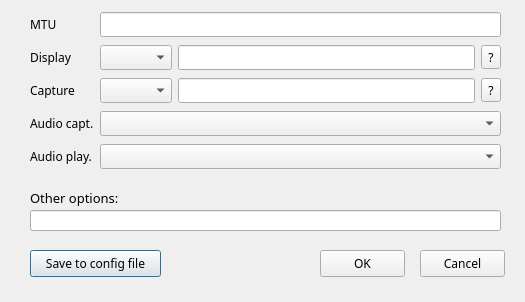
Qt form ultragrid/gui/QT/UltraGrid-Advanced.ui (CESNET/UltraGrid) before a commit.
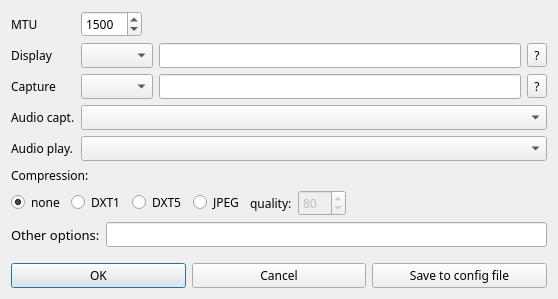
The same form after that commit.

Commit message:
QT GUI - added compression
+ couple of another QT minor (usability) changes

```diff
--- a/ultragrid/gui/QT/UltraGrid-Advanced.ui
+++ b/ultragrid/gui/QT/UltraGrid-Advanced.ui
@@ -6,28 +6,10 @@
    <rect>
     <x>0</x>
     <y>0</y>
-    <width>525</width>
-    <height>302</height>
+    <width>558</width>
+    <height>299</height>
    </rect>
   </property>
-  <property name="sizePolicy">
-   <sizepolicy hsizetype="Fixed" vsizetype="Fixed">
-    <horstretch>0</horstretch>
-    <verstretch>0</verstretch>
-   </sizepolicy>
-  </property>
-  <property name="minimumSize">
-   <size>
-    <width>525</width>
-    <height>302</height>
-   </size>
-  </property>
-  <property name="maximumSize">
-   <size>
-    <width>525</width>
-    <height>302</height>
-   </size>
-  </property>
   <property name="font">
    <font>
     <family>Sans Serif</family>
@@ -36,83 +18,8 @@
   <property name="windowTitle">
    <string>UltraGrid advanced settings</string>
   </property>
-  <widget class="QPushButton" name="pushButton_save">
-   <property name="geometry">
-    <rect>
-     <x>30</x>
-     <y>250</y>
-     <width>131</width>
-     <height>27</height>
-    </rect>
-   </property>
-   <property name="text">
-    <string>Save to config file</string>
-   </property>
-  </widget>
-  <widget class="QPushButton" name="pushButton_ok">
-   <property name="geometry">
-    <rect>
-     <x>320</x>
-     <y>250</y>
-     <width>85</width>
-     <height>27</height>
-    </rect>
-   </property>
-   <property name="text">
-    <string>OK</string>
-   </property>
-  </widget>
-  <widget class="QPushButton" name="pushButton_cancel">
-   <property name="geometry">
-    <rect>
-     <x>420</x>
-     <y>250</y>
-     <width>85</width>
-     <height>27</height>
-    </rect>
-   </property>
-   <property name="text">
-    <string>Cancel</string>
-   </property>
-  </widget>
-  <widget class="QLabel" name="label">
-   <property name="geometry">
-    <rect>
-     <x>30</x>
-     <y>190</y>
-     <width>91</width>
-     <height>16</height>
-    </rect>
-   </property>
-   <property name="font">
-    <font>
-     <family>Sans Serif</family>
-     <pointsize>10</pointsize>
-    </font>
-   </property>
-   <property name="text">
-    <string>Other options:</string>
-   </property>
-  </widget>
-  <widget class="QLineEdit" name="lineEdit_other">
-   <property name="geometry">
-    <rect>
-     <x>30</x>
-     <y>210</y>
-     <width>471</width>
-     <height>21</height>
-    </rect>
-   </property>
-  </widget>
-  <widget class="QWidget" name="gridLayoutWidget">
-   <property name="geometry">
-    <rect>
-     <x>30</x>
-     <y>10</y>
-     <width>471</width>
-     <height>161</height>
-    </rect>
-   </property>
+  <layout class="QVBoxLayout" name="verticalLayout">
+   <item>
    <layout class="QGridLayout" name="gridLayout">
     <property name="leftMargin">
      <number>0</number>
@@ -175,9 +82,6 @@
       </item>
      </layout>
     </item>
-    <item row="0" column="3">
-     <widget class="QLineEdit" name="lineEdit_mtu"/>
-    </item>
     <item row="1" column="3">
      <layout class="QHBoxLayout" name="horizontalLayout">
       <item>
@@ -195,15 +99,190 @@
       </item>
      </layout>
     </item>
-   </layout>
-  </widget>
- </widget>
- <tabstops>
-  <tabstop>lineEdit_other</tabstop>
-  <tabstop>pushButton_save</tabstop>
-  <tabstop>pushButton_ok</tabstop>
-  <tabstop>pushButton_cancel</tabstop>
- </tabstops>
+     <item row="0" column="3">
+      <layout class="QHBoxLayout" name="horizontalLayout_8">
+       <item>
+        <widget class="QSpinBox" name="spin_mtu">
+         <property name="minimum">
+          <number>500</number>
+         </property>
+         <property name="maximum">
+          <number>65536</number>
+         </property>
+         <property name="value">
+          <number>1500</number>
+         </property>
+        </widget>
+       </item>
+       <item>
+        <spacer name="horizontalSpacer_2">
+         <property name="orientation">
+          <enum>Qt::Horizontal</enum>
+         </property>
+         <property name="sizeHint" stdset="0">
+          <size>
+           <width>40</width>
+           <height>20</height>
+          </size>
+         </property>
+        </spacer>
+       </item>
+      </layout>
+     </item>
+    </layout>
+   </item>
+   <item>
+    <layout class="QVBoxLayout" name="verticalLayout_2">
+     <property name="sizeConstraint">
+      <enum>QLayout::SetDefaultConstraint</enum>
+     </property>
+     <item>
+      <widget class="QLabel" name="label_7">
+       <property name="text">
+        <string>Compression:</string>
+       </property>
+      </widget>
+     </item>
+     <item>
+      <layout class="QHBoxLayout" name="horizontalLayout_5">
+       <item>
+        <widget class="QRadioButton" name="compress_none">
+         <property name="enabled">
+          <bool>true</bool>
+         </property>
+         <property name="text">
+          <string>none</string>
+         </property>
+         <property name="checked">
+          <bool>true</bool>
+         </property>
+        </widget>
+       </item>
+       <item>
+        <widget class="QRadioButton" name="compress_DXT1">
+         <property name="text">
+          <string>DXT1</string>
+         </property>
+        </widget>
+       </item>
+       <item>
+        <widget class="QRadioButton" name="compress_DXT5">
+         <property name="text">
+          <string>DXT5</string>
+         </property>
+        </widget>
+       </item>
+       <item>
+        <layout class="QHBoxLayout" name="horizontalLayout_6">
+         <item>
+          <widget class="QRadioButton" name="compress_JPEG">
+           <property name="text">
+            <string>JPEG</string>
+           </property>
+          </widget>
+         </item>
+         <item>
+          <widget class="QLabel" name="label_8">
+           <property name="text">
+            <string>quality:</string>
+           </property>
+          </widget>
+         </item>
+         <item>
+          <widget class="QSpinBox" name="compress_JPEG_quality">
+           <property name="enabled">
+            <bool>false</bool>
+           </property>
+           <property name="minimum">
+            <number>1</number>
+           </property>
+           <property name="maximum">
+            <number>100</number>
+           </property>
+           <property name="value">
+            <number>80</number>
+           </property>
+          </widget>
+         </item>
+        </layout>
+       </item>
+       <item>
+        <spacer name="horizontalSpacer">
+         <property name="orientation">
+          <enum>Qt::Horizontal</enum>
+         </property>
+         <property name="sizeHint" stdset="0">
+          <size>
+           <width>40</width>
+           <height>20</height>
+          </size>
+         </property>
+        </spacer>
+       </item>
+      </layout>
+     </item>
+    </layout>
+   </item>
+   <item>
+    <layout class="QHBoxLayout" name="horizontalLayout_3">
+     <item>
+      <widget class="QLabel" name="label">
+       <property name="font">
+        <font>
+         <family>Sans Serif</family>
+         <pointsize>10</pointsize>
+        </font>
+       </property>
+       <property name="text">
+        <string>Other options:</string>
+       </property>
+      </widget>
+     </item>
+     <item>
+      <widget class="QLineEdit" name="lineEdit_other"/>
+     </item>
+    </layout>
+   </item>
+   <item>
+    <spacer name="verticalSpacer">
+     <property name="orientation">
+      <enum>Qt::Vertical</enum>
+     </property>
+     <property name="sizeHint" stdset="0">
+      <size>
+       <width>20</width>
+       <height>40</height>
+      </size>
+     </property>
+    </spacer>
+   </item>
+   <item>
+    <layout class="QHBoxLayout" name="horizontalLayout_4">
+     <item>
+      <widget class="QPushButton" name="pushButton_ok">
+       <property name="text">
+        <string>OK</string>
+       </property>
+      </widget>
+     </item>
+     <item>
+      <widget class="QPushButton" name="pushButton_cancel">
+       <property name="text">
+        <string>Cancel</string>
+       </property>
+      </widget>
+     </item>
+     <item>
+      <widget class="QPushButton" name="pushButton_save">
+       <property name="text">
+        <string>Save to config file</string>
+       </property>
+      </widget>
+     </item>
+    </layout>
+   </item>
+  </layout>
+ </widget>
  <resources/>
  <connections/>
 </ui>
```
Lines whose indentation alone changed are shown as unchanged. The commit also changes 5 other files.
